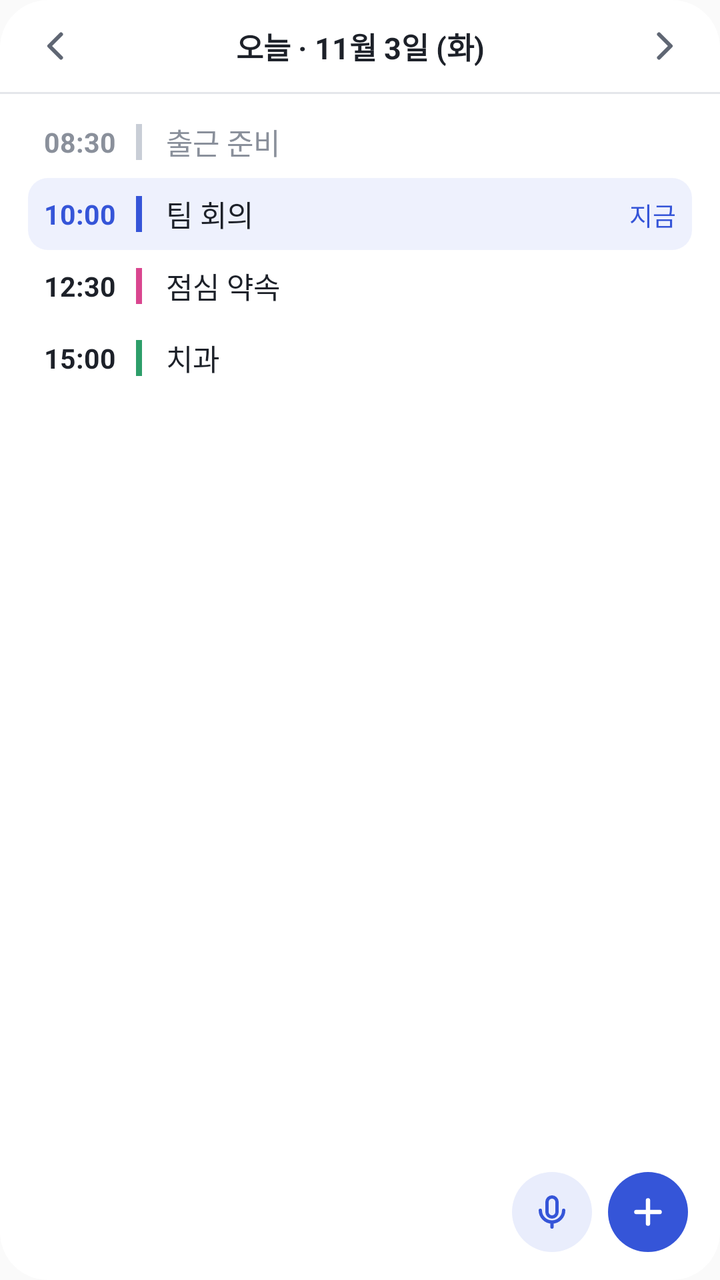
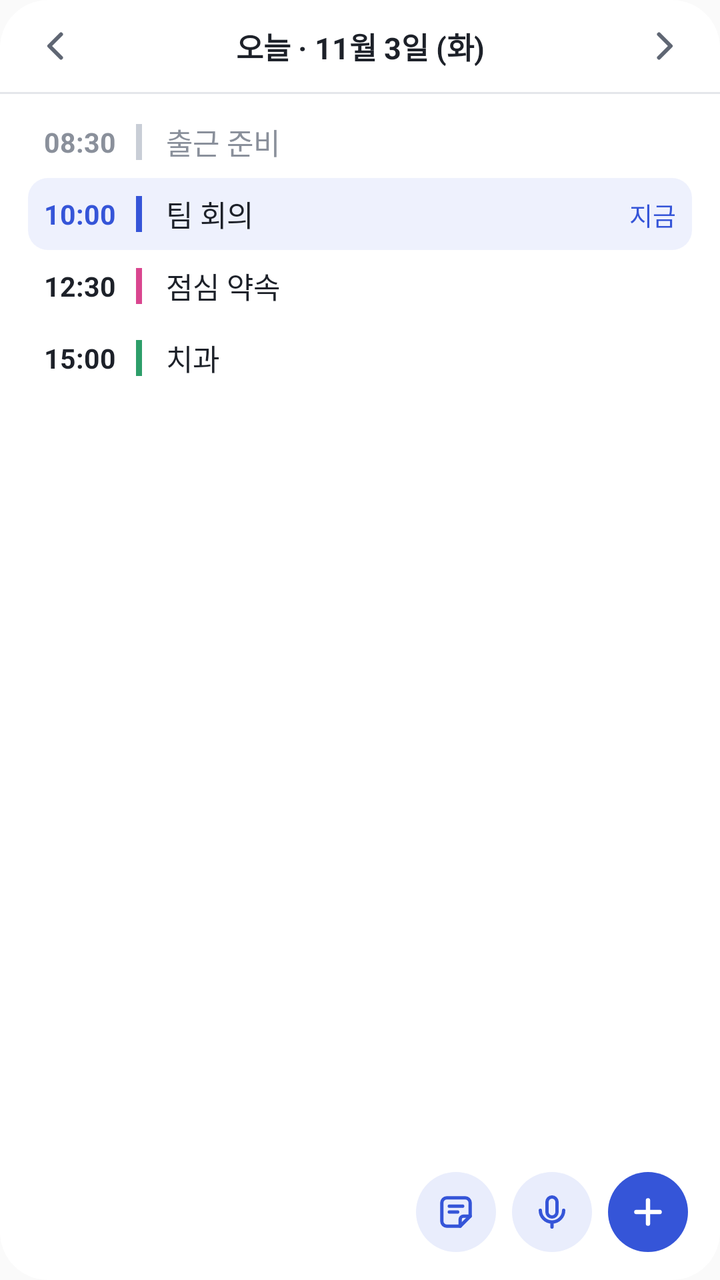

Two renders of the same Android screen: before a commit and after it. Below are the layout's source before the change and the commit's diff.
<!-- AndroidManifest.xml: application theme AppTheme -->
<!-- res/layout/bx_widget_preview.xml -->
<?xml version="1.0" encoding="utf-8"?>
<LinearLayout xmlns:android="http://schemas.android.com/apk/res/android"
    android:layout_width="match_parent"
    android:layout_height="match_parent"
    android:background="@drawable/bx_widget_bg"
    android:orientation="vertical">

    
    <LinearLayout
        android:layout_width="match_parent"
        android:layout_height="46dp"
        android:gravity="center_vertical"
        android:orientation="horizontal"
        android:paddingLeft="6dp"
        android:paddingRight="6dp">
        <FrameLayout
            
            android:layout_width="44dp"
            android:layout_height="46dp"
            android:contentDescription="전날">
            <ImageView
                android:layout_width="20dp"
                android:layout_height="20dp"
                android:layout_gravity="center"
                android:importantForAccessibility="no"
                android:src="@drawable/ic_widget_prev" />
        </FrameLayout>
        <TextView
            
            android:layout_width="0dp"
            android:layout_height="46dp"
            android:layout_weight="1"
            android:ellipsize="end"
            android:gravity="center"
            android:maxLines="1"
            android:text="오늘 · 11월 3일 (화)"
            android:textColor="@color/bx_w_ink"
            android:textSize="15sp"
            android:textStyle="bold" />
        <FrameLayout
            
            android:layout_width="44dp"
            android:layout_height="46dp"
            android:contentDescription="다음 날">
            <ImageView
                android:layout_width="20dp"
                android:layout_height="20dp"
                android:layout_gravity="center"
                android:importantForAccessibility="no"
                android:src="@drawable/ic_widget_next" />
        </FrameLayout>
    </LinearLayout>
    
    <FrameLayout
        android:layout_width="match_parent"
        android:layout_height="1dp"
        android:background="@color/bx_w_line" />

    <FrameLayout
        android:layout_width="match_parent"
        android:layout_height="0dp"
        android:layout_marginLeft="14dp"
        android:layout_marginTop="6dp"
        android:layout_marginRight="14dp"
        android:layout_marginBottom="12dp"
        android:layout_weight="1">
        <LinearLayout
            android:layout_width="match_parent"
            android:layout_height="match_parent"
            android:orientation="vertical">
            android:layout_width="match_parent"
            android:layout_height="match_parent"
            android:orientation="vertical">
        <LinearLayout
    
            android:layout_width="match_parent"
            android:layout_height="36dp"
            android:baselineAligned="true"
            android:gravity="center_vertical"
            android:orientation="horizontal"
            android:paddingLeft="8dp"
            android:paddingRight="8dp">
            <TextView
                android:layout_width="46dp"
                android:layout_height="wrap_content"
                android:maxLines="1"
                android:textColor="@color/bx_w_dim"
                android:text="08:30"
                android:textSize="13.5sp"
                android:textStyle="bold" />
            <FrameLayout
                android:layout_width="3dp"
                android:layout_height="18dp"
                android:layout_gravity="center_vertical"
                android:background="#C9CED6" />
            <TextView
                android:layout_width="0dp"
                android:layout_height="wrap_content"
                android:layout_marginLeft="12dp"
                android:layout_weight="1"
                android:ellipsize="end"
                android:maxLines="1"
                android:textColor="@color/bx_w_dim"
                android:text="출근 준비"
                android:textSize="14.5sp" />
            <TextView
                android:layout_width="wrap_content"
                android:layout_height="wrap_content"
                android:layout_marginLeft="8dp"
                android:ellipsize="end"
                android:gravity="end"
                android:maxLines="1"
                android:maxWidth="130dp"
                android:textColor="@color/bx_w_ink2"
                android:text=""
                android:textSize="12.5sp" />
        </LinearLayout>

        <LinearLayout
            android:background="@drawable/bx_widget_live"
            android:layout_width="match_parent"
            android:layout_height="36dp"
            android:baselineAligned="true"
            android:gravity="center_vertical"
            android:orientation="horizontal"
            android:paddingLeft="8dp"
            android:paddingRight="8dp">
            <TextView
                android:layout_width="46dp"
                android:layout_height="wrap_content"
                android:maxLines="1"
                android:textColor="@color/bx_w_accent"
                android:text="10:00"
                android:textSize="13.5sp"
                android:textStyle="bold" />
            <FrameLayout
                android:layout_width="3dp"
                android:layout_height="18dp"
                android:layout_gravity="center_vertical"
                android:background="@color/bx_w_accent" />
            <TextView
                android:layout_width="0dp"
                android:layout_height="wrap_content"
                android:layout_marginLeft="12dp"
                android:layout_weight="1"
                android:ellipsize="end"
                android:maxLines="1"
                android:textColor="@color/bx_w_ink"
                android:text="팀 회의"
                android:textSize="14.5sp" />
            <TextView
                android:layout_width="wrap_content"
                android:layout_height="wrap_content"
                android:layout_marginLeft="8dp"
                android:ellipsize="end"
                android:gravity="end"
                android:maxLines="1"
                android:maxWidth="130dp"
                android:textColor="@color/bx_w_accent"
                android:text="지금"
                android:textSize="12.5sp" />
        </LinearLayout>

        <LinearLayout
    
            android:layout_width="match_parent"
            android:layout_height="36dp"
            android:baselineAligned="true"
            android:gravity="center_vertical"
            android:orientation="horizontal"
            android:paddingLeft="8dp"
            android:paddingRight="8dp">
            <TextView
                android:layout_width="46dp"
                android:layout_height="wrap_content"
                android:maxLines="1"
                android:textColor="@color/bx_w_ink"
                android:text="12:30"
                android:textSize="13.5sp"
                android:textStyle="bold" />
            <FrameLayout
                android:layout_width="3dp"
                android:layout_height="18dp"
                android:layout_gravity="center_vertical"
                android:background="#D9468F" />
            <TextView
                android:layout_width="0dp"
                android:layout_height="wrap_content"
                android:layout_marginLeft="12dp"
                android:layout_weight="1"
                android:ellipsize="end"
                android:maxLines="1"
                android:textColor="@color/bx_w_ink"
                android:text="점심 약속"
                android:textSize="14.5sp" />
            <TextView
                android:layout_width="wrap_content"
                android:layout_height="wrap_content"
                android:layout_marginLeft="8dp"
                android:ellipsize="end"
                android:gravity="end"
                android:maxLines="1"
                android:maxWidth="130dp"
                android:textColor="@color/bx_w_ink2"
                android:text=""
                android:textSize="12.5sp" />
        </LinearLayout>

        <LinearLayout
    
            android:layout_width="match_parent"
            android:layout_height="36dp"
            android:baselineAligned="true"
            android:gravity="center_vertical"
            android:orientation="horizontal"
            android:paddingLeft="8dp"
            android:paddingRight="8dp">
            <TextView
                android:layout_width="46dp"
                android:layout_height="wrap_content"
                android:maxLines="1"
                android:textColor="@color/bx_w_ink"
                android:text="15:00"
                android:textSize="13.5sp"
                android:textStyle="bold" />
            <FrameLayout
                android:layout_width="3dp"
                android:layout_height="18dp"
                android:layout_gravity="center_vertical"
                android:background="#2E9E6A" />
            <TextView
                android:layout_width="0dp"
                android:layout_height="wrap_content"
                android:layout_marginLeft="12dp"
                android:layout_weight="1"
                android:ellipsize="end"
                android:maxLines="1"
                android:textColor="@color/bx_w_ink"
                android:text="치과"
                android:textSize="14.5sp" />
            <TextView
                android:layout_width="wrap_content"
                android:layout_height="wrap_content"
                android:layout_marginLeft="8dp"
                android:ellipsize="end"
                android:gravity="end"
                android:maxLines="1"
                android:maxWidth="130dp"
                android:textColor="@color/bx_w_ink2"
                android:text=""
                android:textSize="12.5sp" />
        </LinearLayout>

                </LinearLayout>
        
        <FrameLayout
            android:layout_width="match_parent"
            android:layout_height="52dp"
            android:layout_gravity="bottom"
            android:background="@drawable/bx_widget_fade" />
        <LinearLayout
            android:layout_width="wrap_content"
            android:layout_height="wrap_content"
            android:layout_gravity="bottom|end"
            android:orientation="horizontal">
            <FrameLayout
                
                android:layout_width="44dp"
                android:layout_height="44dp"
                android:contentDescription="말하기 · 바로 말로 일정 추가">
                <ImageView
                    android:layout_width="40dp"
                    android:layout_height="40dp"
                    android:layout_gravity="center"
                    android:background="@drawable/bx_widget_round2"
                    android:importantForAccessibility="no"
                    android:padding="10dp"
                    android:src="@drawable/ic_widget_mic_a" />
            </FrameLayout>
            <FrameLayout
                
                android:layout_width="44dp"
                android:layout_height="44dp"
                android:layout_marginLeft="4dp"
                android:contentDescription="새 일정">
                <ImageView
                    android:layout_width="40dp"
                    android:layout_height="40dp"
                    android:layout_gravity="center"
                    android:background="@drawable/bx_widget_round"
                    android:importantForAccessibility="no"
                    android:padding="10dp"
                    android:src="@drawable/ic_widget_plus" />
            </FrameLayout>
        </LinearLayout>
    </FrameLayout>
</LinearLayout>
<!-- resources referenced by this layout -->
<resources>
  <color name="bx_w_accent">#3555D8</color>
  <color name="bx_w_dim">#8A909B</color>
  <color name="bx_w_ink">#1D2129</color>
  <color name="bx_w_ink2">#5F6673</color>
  <color name="bx_w_line">#E4E6EA</color>
  <!-- drawable bx_widget_bg (drawable) -->
  <?xml version="1.0" encoding="utf-8"?>
  <shape xmlns:android="http://schemas.android.com/apk/res/android" android:shape="rectangle">
      <solid android:color="@color/bx_w_bg" />
      <corners android:radius="24dp" />
  </shape>
  <!-- drawable bx_widget_fade (drawable) -->
  <?xml version="1.0" encoding="utf-8"?>
  <shape xmlns:android="http://schemas.android.com/apk/res/android" android:shape="rectangle">
      <gradient android:angle="90" android:startColor="@color/bx_w_bg" android:endColor="@color/bx_w_bg0" />
  </shape>
  <!-- drawable bx_widget_live (drawable) -->
  <?xml version="1.0" encoding="utf-8"?>
  <shape xmlns:android="http://schemas.android.com/apk/res/android" android:shape="rectangle">
      <solid android:color="@color/bx_w_live" />
      <corners android:radius="10dp" />
  </shape>
  <!-- drawable bx_widget_round (drawable) -->
  <?xml version="1.0" encoding="utf-8"?>
  <shape xmlns:android="http://schemas.android.com/apk/res/android" android:shape="oval">
      <solid android:color="@color/bx_w_btn" />
  </shape>
  <!-- drawable bx_widget_round2 (drawable) -->
  <?xml version="1.0" encoding="utf-8"?>
  <shape xmlns:android="http://schemas.android.com/apk/res/android" android:shape="oval">
      <solid android:color="@color/bx_w_btn2" />
  </shape>
  <!-- drawable ic_widget_next (drawable) -->
  <vector xmlns:android="http://schemas.android.com/apk/res/android"
      android:width="24dp" android:height="24dp" android:viewportWidth="24" android:viewportHeight="24">
      <path android:fillColor="#00000000" android:strokeColor="@color/bx_w_ink2" android:strokeWidth="2.4" android:strokeLineCap="round" android:strokeLineJoin="round"
          android:pathData="M9,5l7,7l-7,7" />
  </vector>
  <!-- drawable ic_widget_plus (drawable) -->
  <vector xmlns:android="http://schemas.android.com/apk/res/android"
      android:width="24dp" android:height="24dp" android:viewportWidth="24" android:viewportHeight="24">
      <path android:fillColor="#00000000" android:strokeColor="#FFFFFF" android:strokeWidth="2.6" android:strokeLineCap="round"
          android:pathData="M12,5v14M5,12h14" />
  </vector>
  <style name="AppTheme" parent="Theme.AppCompat.Light.DarkActionBar">
          
          <item name="colorPrimary">@color/colorPrimary</item>
          <item name="colorPrimaryDark">@color/colorPrimaryDark</item>
          <item name="colorAccent">@color/colorAccent</item>
      </style>
  <color name="bx_w_bg">#FFFFFF</color>
  <color name="bx_w_bg0">#00FFFFFF</color>
  <color name="bx_w_live">#EEF1FD</color>
  <color name="bx_w_btn">#3555D8</color>
  <color name="bx_w_btn2">#E9EDFC</color>
  <!-- unchanged entries left out for length: 2 -->
</resources>

<!-- the commit's change to res/layout/bx_widget_preview.xml (unified diff, before → after) -->
@@ -264,6 +264,20 @@
             android:layout_gravity="bottom|end"
             android:orientation="horizontal">
             <FrameLayout
+                android:layout_width="44dp"
+                android:layout_height="44dp"
+                android:layout_marginRight="4dp"
+                android:contentDescription="메모 · 떠오른 것을 바로 적기">
+                <ImageView
+                    android:layout_width="40dp"
+                    android:layout_height="40dp"
+                    android:layout_gravity="center"
+                    android:background="@drawable/bx_widget_round2"
+                    android:importantForAccessibility="no"
+                    android:padding="10dp"
+                    android:src="@drawable/ic_widget_memo" />
+            </FrameLayout>
+            <FrameLayout
                 
                 android:layout_width="44dp"
                 android:layout_height="44dp"
<!-- resource entries referenced after the edit -->
@@ -32,6 +32,17 @@
   <shape xmlns:android="http://schemas.android.com/apk/res/android" android:shape="oval">
       <solid android:color="@color/bx_w_btn2" />
   </shape>
+  <!-- drawable ic_widget_memo (drawable) -->
+  <?xml version="1.0" encoding="utf-8"?>
+  <vector xmlns:android="http://schemas.android.com/apk/res/android"
+      android:width="24dp" android:height="24dp" android:viewportWidth="24" android:viewportHeight="24">
+      <path android:fillColor="#00000000" android:strokeColor="@color/bx_w_accent" android:strokeWidth="2" android:strokeLineCap="round" android:strokeLineJoin="round"
+          android:pathData="M14.5,20.5h-8a3,3 0,0 1,-3,-3v-11a3,3 0,0 1,3,-3h11a3,3 0,0 1,3,3v8z" />
+      <path android:fillColor="#00000000" android:strokeColor="@color/bx_w_accent" android:strokeWidth="2" android:strokeLineCap="round" android:strokeLineJoin="round"
+          android:pathData="M14.5,20.5v-4a2,2 0,0 1,2,-2h4" />
+      <path android:fillColor="#00000000" android:strokeColor="@color/bx_w_accent" android:strokeWidth="2" android:strokeLineCap="round"
+          android:pathData="M8,8.5h8M8,12h5" />
+  </vector>
   <!-- drawable ic_widget_next (drawable) -->
   <vector xmlns:android="http://schemas.android.com/apk/res/android"
       android:width="24dp" android:height="24dp" android:viewportWidth="24" android:viewportHeight="24">
